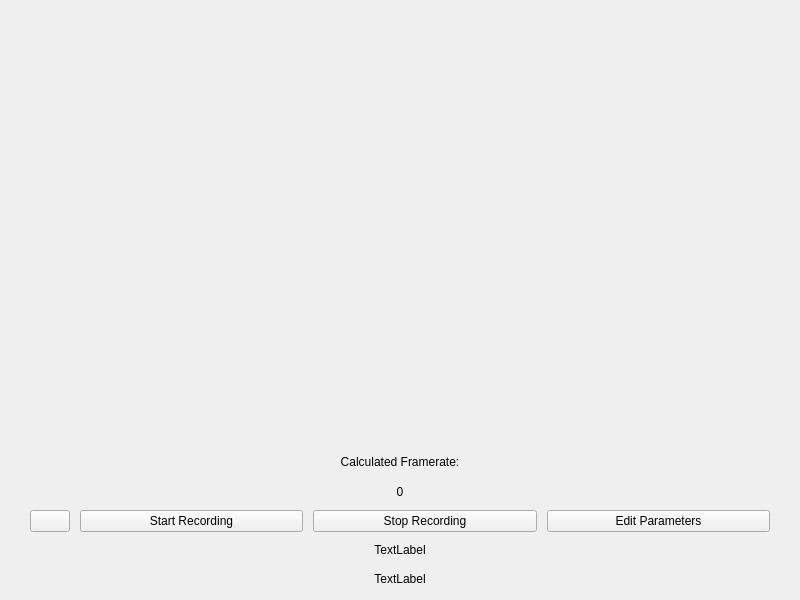
Old version of the form camerawidget.ui in the repository NK5fr/camera_manager.
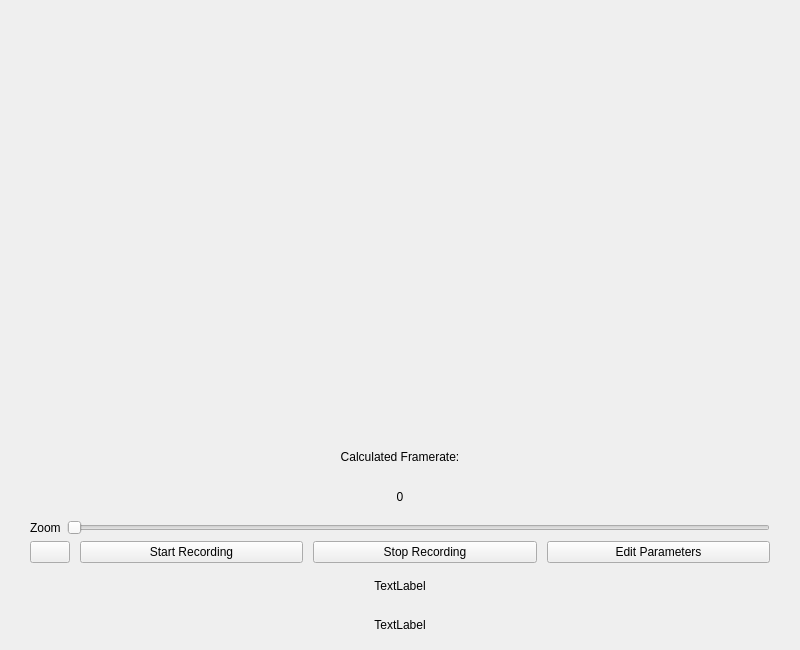
New version of the form.

Commit message: image zoom done

```diff
--- a/camerawidget.ui
+++ b/camerawidget.ui
@@ -7,7 +7,7 @@
     <x>0</x>
     <y>0</y>
     <width>800</width>
-    <height>600</height>
+    <height>650</height>
    </rect>
   </property>
   <property name="sizePolicy">
@@ -19,13 +19,13 @@
   <property name="minimumSize">
    <size>
     <width>800</width>
-    <height>600</height>
+    <height>650</height>
    </size>
   </property>
   <property name="maximumSize">
    <size>
     <width>800</width>
-    <height>600</height>
+    <height>650</height>
    </size>
   </property>
   <property name="windowTitle">
@@ -35,9 +35,9 @@
    <property name="geometry">
     <rect>
      <x>30</x>
-     <y>450</y>
+     <y>440</y>
      <width>740</width>
-     <height>141</height>
+     <height>202</height>
     </rect>
    </property>
    <layout class="QVBoxLayout" name="verticalLayout">
@@ -61,6 +61,24 @@
       </property>
      </widget>
     </item>
+    <item>
+     <layout class="QHBoxLayout" name="horizontalLayout_2">
+      <item>
+       <widget class="QLabel" name="zoomLabel">
+        <property name="text">
+         <string>Zoom</string>
+        </property>
+       </widget>
+      </item>
+      <item>
+       <widget class="QSlider" name="zoomInput">
+        <property name="orientation">
+         <enum>Qt::Horizontal</enum>
+        </property>
+       </widget>
+      </item>
+     </layout>
+    </item>
     <item>
      <layout class="QHBoxLayout" name="horizontalLayout">
       <property name="spacing">
@@ -130,10 +148,10 @@
   <widget class="QLabel" name="cameraRendering">
    <property name="geometry">
     <rect>
-     <x>20</x>
-     <y>10</y>
-     <width>771</width>
-     <height>431</height>
+     <x>90</x>
+     <y>20</y>
+     <width>600</width>
+     <height>400</height>
     </rect>
    </property>
    <property name="text">
```
The commit also changes 3 other files.
